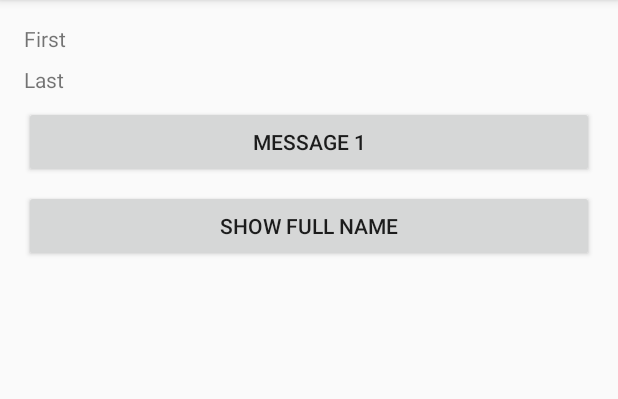
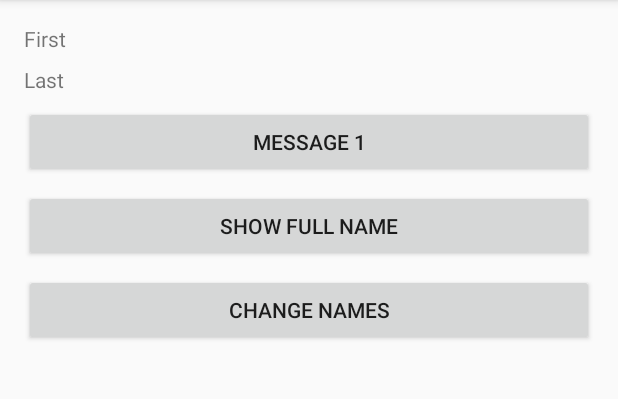
Before and after one commit to sourcecode121/data-binding, an Android app: the screen it shows after launch (MainActivity), on a phone screen of 412 x 824 dp, the part 84-483 px from its top. Run offline under Robolectric (Android 15) with nearby library versions, the phone set to English and light mode, and no system bars; our stand-ins replace data binding.

```diff
--- a/app/src/main/java/com/example/databinding/Handlers.java
+++ b/app/src/main/java/com/example/databinding/Handlers.java
@@ -29,4 +29,10 @@ public class Handlers {
     public void onClickShowFullName(User user) {
         Toast.makeText(context, user.getFirstName() + " " + user.getLastName(), Toast.LENGTH_SHORT).show();
     }
+
+    // Update UI using an observable object
+    public void onClickChangeNames(User user) {
+        user.setFirstName("Luke");
+        user.setLastName("Skywalker");
+    }
 }
--- a/app/src/main/java/com/example/databinding/User.java
+++ b/app/src/main/java/com/example/databinding/User.java
@@ -1,10 +1,13 @@
 package com.example.databinding;
+
+import android.databinding.BaseObservable;
+import android.databinding.Bindable;
 
 /**
  * Created by Anand on 20/10/2016.
  */
 
-public class User {
+public class User extends BaseObservable {
     private String firstName;
     private String lastName;
 
@@ -13,11 +16,23 @@ public class User {
         this.lastName = lastName;
     }
 
+    @Bindable
     public String getFirstName() {
         return firstName;
     }
 
+    @Bindable
     public String getLastName() {
         return lastName;
     }
+
+    public void setFirstName(String firstName) {
+        this.firstName = firstName;
+        notifyPropertyChanged(BR.firstName);
+    }
+
+    public void setLastName(String lastName) {
+        this.lastName = lastName;
+        notifyPropertyChanged(BR.lastName);
+    }
 }
--- a/app/src/main/res/layout/activity_main.xml
+++ b/app/src/main/res/layout/activity_main.xml
@@ -46,5 +46,12 @@
             android:layout_marginTop="8dp"
             android:text="Show full name"
             android:onClick="@{() -> handlers.onClickShowFullName(user)}"/>
+
+        <Button
+            android:layout_width="match_parent"
+            android:layout_height="wrap_content"
+            android:layout_marginTop="8dp"
+            android:text="Change names"
+            android:onClick="@{() -> handlers.onClickChangeNames(user)}"/>
     </LinearLayout>
 </layout>
```
